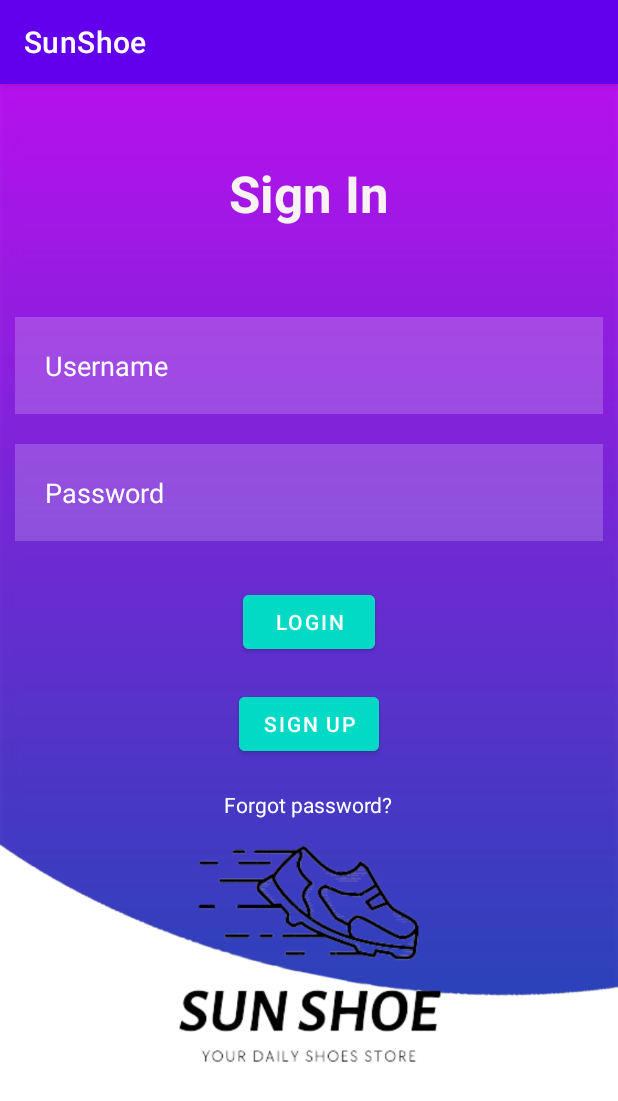
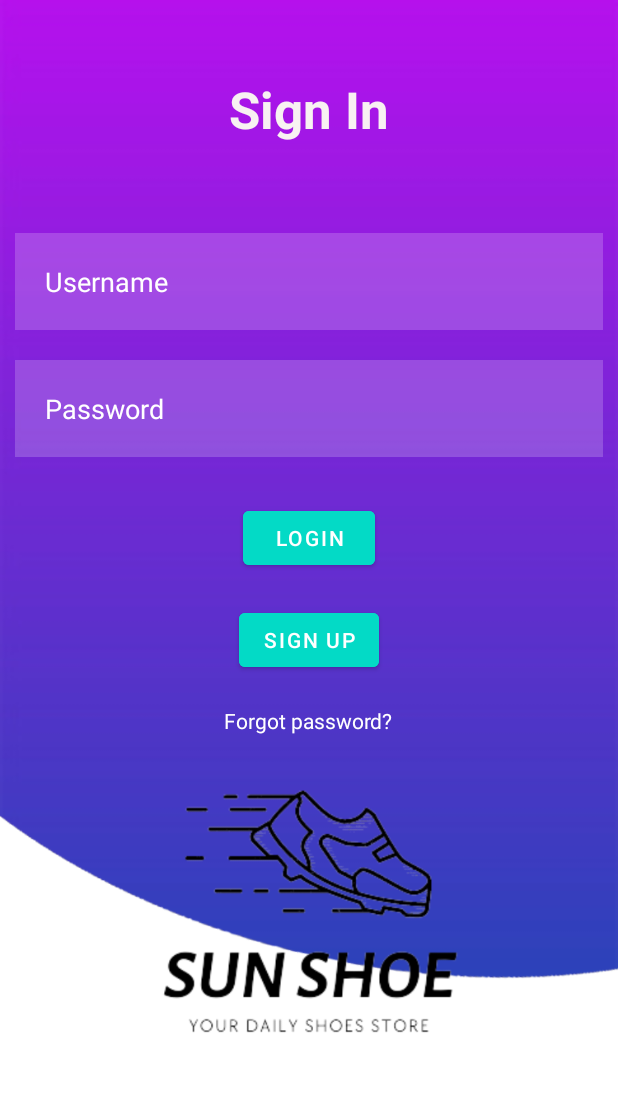
Before and after one commit to bopung/SunShoe, an Android app: the screen it shows after launch (MainActivity), on a phone screen of 412 x 824 dp. Shown: the top 1101 px of the screen. Run offline under Robolectric (Android 15) with nearby library versions, the phone set to English and light mode, and no system bars; our stand-ins replace Volley.

Commit message:
login jalan ya

```diff
--- a/app/src/main/java/com/example/sunshoe/MainActivity.java
+++ b/app/src/main/java/com/example/sunshoe/MainActivity.java
@@ -78,7 +78,7 @@ public class MainActivity extends AppCompatActivity {
                         if (response.contains("success")) {
                             hideDialog();
                             Toast.makeText(context, "Login Berhasil Masuk!", Toast.LENGTH_LONG).show();
-                            Intent intent = new Intent(MainActivity.this, page1.class);
+                            Intent intent = new Intent(MainActivity.this, DashbordToko.class);
                             startActivityForResult(intent, REQUEST_CODE_ADD);
 
                         } else {
--- a/app/src/main/res/values-night/themes.xml
+++ b/app/src/main/res/values-night/themes.xml
@@ -1,10 +1,12 @@
 <resources xmlns:tools="http://schemas.android.com/tools">
     <!-- Base application theme. -->
-    <style name="Theme.SunShoe" parent="Theme.MaterialComponents.DayNight.DarkActionBar">
+    <style name="Theme.SunShoe" parent="Theme.MaterialComponents.DayNight.NoActionBar">
         <!-- Primary brand color. -->
         <item name="colorPrimary">@color/purple_200</item>
         <item name="colorPrimaryVariant">@color/purple_700</item>
         <item name="colorOnPrimary">@color/black</item>
+        <item name="android:windowNoTitle">true</item>
+        <item name="android:windowFullscreen">true</item>
         <!-- Secondary brand color. -->
         <item name="colorSecondary">@color/teal_200</item>
         <item name="colorSecondaryVariant">@color/teal_200</item>
--- a/app/src/main/res/values/themes.xml
+++ b/app/src/main/res/values/themes.xml
@@ -1,10 +1,12 @@
 <resources xmlns:tools="http://schemas.android.com/tools">
     <!-- Base application theme. -->
-    <style name="Theme.SunShoe" parent="Theme.MaterialComponents.DayNight.DarkActionBar">
+    <style name="Theme.SunShoe" parent="Theme.MaterialComponents.DayNight.NoActionBar">
         <!-- Primary brand color. -->
         <item name="colorPrimary">@color/purple_500</item>
         <item name="colorPrimaryVariant">@color/purple_700</item>
         <item name="colorOnPrimary">@color/white</item>
+        <item name="android:windowNoTitle">true</item>
+        <item name="android:windowFullscreen">true</item>
         <!-- Secondary brand color. -->
         <item name="colorSecondary">@color/teal_200</item>
         <item name="colorSecondaryVariant">@color/teal_700</item>
```
